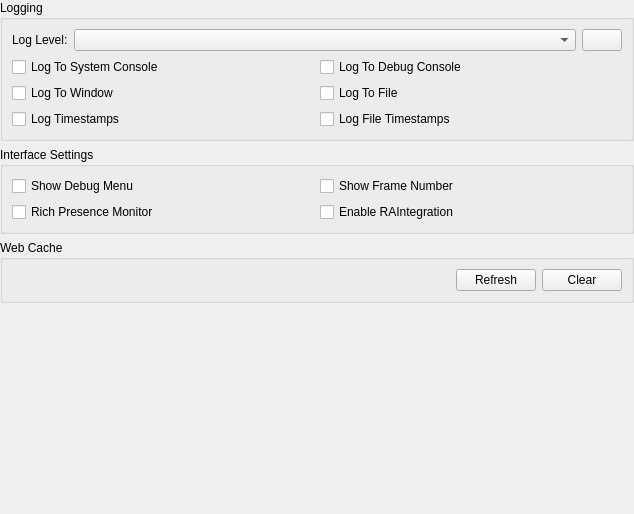
The window that src/duckstation-qt/advancedsettingswidget.ui (stenzek/duckstation) describes before a commit, drawn with Qt 5.
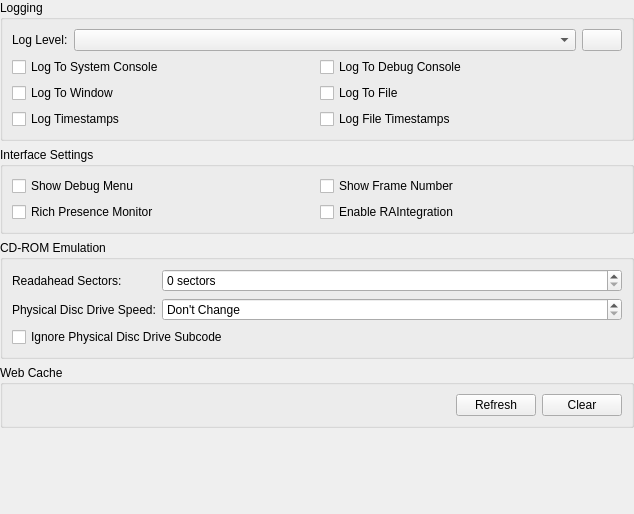
The same window after the commit. Icons and pictures are not drawn.

Commit message: Qt: Move physical drive and readahead options to Advanced

Patch:
```diff
--- a/src/duckstation-qt/advancedsettingswidget.ui
+++ b/src/duckstation-qt/advancedsettingswidget.ui
@@ -143,6 +143,59 @@
      </layout>
     </widget>
    </item>
+   <item>
+    <widget class="QGroupBox" name="cdromGroup">
+     <property name="title">
+      <string>CD-ROM Emulation</string>
+     </property>
+     <layout class="QGridLayout" name="cdromLayout" columnstretch="0,1">
+      <item row="0" column="0">
+       <widget class="QLabel" name="cdromReadaheadSectorsLabel">
+        <property name="text">
+         <string>Readahead Sectors:</string>
+        </property>
+       </widget>
+      </item>
+      <item row="0" column="1">
+       <widget class="QSpinBox" name="cdromReadaheadSectors">
+        <property name="suffix">
+         <string> sectors</string>
+        </property>
+        <property name="maximum">
+         <number>32</number>
+        </property>
+       </widget>
+      </item>
+      <item row="1" column="0">
+       <widget class="QLabel" name="cdromHostReadSpeedLabel">
+        <property name="text">
+         <string>Physical Disc Drive Speed:</string>
+        </property>
+       </widget>
+      </item>
+      <item row="1" column="1">
+       <widget class="QSpinBox" name="cdromHostReadSpeed">
+        <property name="specialValueText">
+         <string>Don't Change</string>
+        </property>
+        <property name="suffix">
+         <string>x</string>
+        </property>
+        <property name="maximum">
+         <number>72</number>
+        </property>
+       </widget>
+      </item>
+      <item row="2" column="0" colspan="2">
+       <widget class="QCheckBox" name="cdromIgnoreHostSubcode">
+        <property name="text">
+         <string>Ignore Physical Disc Drive Subcode</string>
+        </property>
+       </widget>
+      </item>
+     </layout>
+    </widget>
+   </item>
    <item>
     <widget class="QGroupBox" name="webCacheGroup">
      <property name="title">
```
The commit also changes 4 other files.
